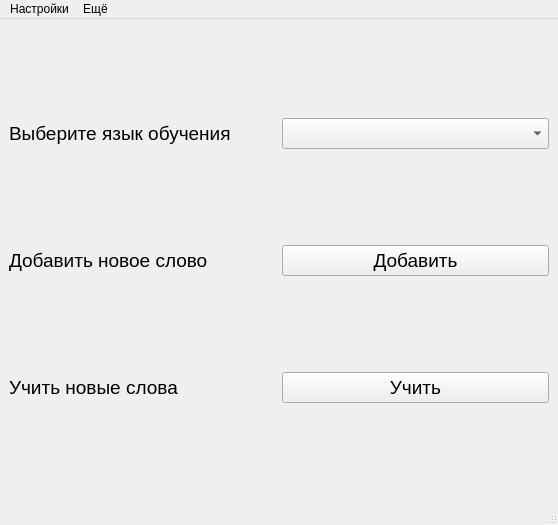
Sus-arch/MyProject, file design/lern.ui: the form before one commit.
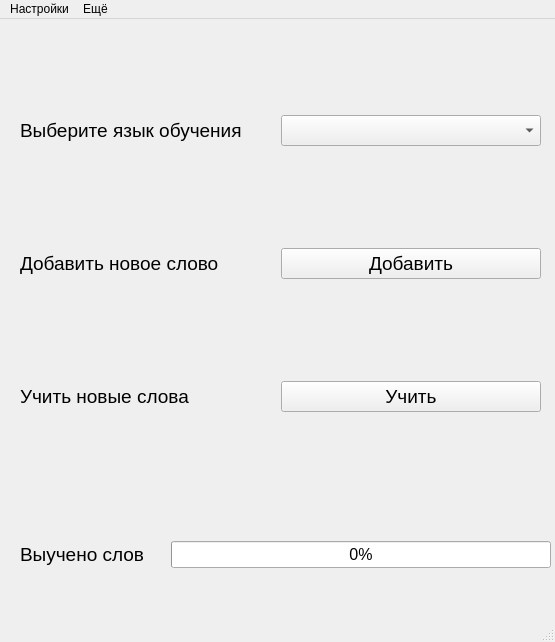
The form after the commit.

Diff of the .ui file:
```diff
--- a/design/lern.ui
+++ b/design/lern.ui
@@ -6,8 +6,8 @@
    <rect>
     <x>0</x>
     <y>0</y>
-    <width>558</width>
-    <height>525</height>
+    <width>555</width>
+    <height>642</height>
    </rect>
   </property>
   <property name="windowTitle">
@@ -16,8 +16,8 @@
   <widget class="QWidget" name="centralwidget">
    <property name="minimumSize">
     <size>
-     <width>558</width>
-     <height>484</height>
+     <width>555</width>
+     <height>600</height>
     </size>
    </property>
    <property name="mouseTracking">
@@ -35,9 +35,149 @@
    <property name="autoFillBackground">
     <bool>false</bool>
    </property>
+   <widget class="QWidget" name="horizontalLayoutWidget">
+    <property name="geometry">
+     <rect>
+      <x>20</x>
+      <y>480</y>
+      <width>531</width>
+      <height>111</height>
+     </rect>
+    </property>
    <layout class="QHBoxLayout" name="horizontalLayout">
     <item>
+      <widget class="QLabel" name="label_2">
+       <property name="font">
+        <font>
+         <pointsize>14</pointsize>
+        </font>
+       </property>
+       <property name="text">
+        <string>Выучено слов</string>
+       </property>
+      </widget>
+     </item>
+     <item>
+      <spacer name="horizontalSpacer">
+       <property name="orientation">
+        <enum>Qt::Horizontal</enum>
+       </property>
+       <property name="sizeType">
+        <enum>QSizePolicy::Preferred</enum>
+       </property>
+       <property name="sizeHint" stdset="0">
+        <size>
+         <width>20</width>
+         <height>20</height>
+        </size>
+       </property>
+      </spacer>
+     </item>
+     <item>
+      <widget class="QProgressBar" name="progress">
+       <property name="sizePolicy">
+        <sizepolicy hsizetype="Expanding" vsizetype="Fixed">
+         <horstretch>0</horstretch>
+         <verstretch>0</verstretch>
+        </sizepolicy>
+       </property>
+       <property name="font">
+        <font>
+         <pointsize>12</pointsize>
+        </font>
+       </property>
+       <property name="focusPolicy">
+        <enum>Qt::NoFocus</enum>
+       </property>
+       <property name="contextMenuPolicy">
+        <enum>Qt::DefaultContextMenu</enum>
+       </property>
+       <property name="acceptDrops">
+        <bool>false</bool>
+       </property>
+       <property name="autoFillBackground">
+        <bool>false</bool>
+       </property>
+       <property name="styleSheet">
+        <string notr="true"/>
+       </property>
+       <property name="minimum">
+        <number>0</number>
+       </property>
+       <property name="maximum">
+        <number>100</number>
+       </property>
+       <property name="value">
+        <number>0</number>
+       </property>
+       <property name="textVisible">
+        <bool>true</bool>
+       </property>
+       <property name="orientation">
+        <enum>Qt::Horizontal</enum>
+       </property>
+       <property name="invertedAppearance">
+        <bool>false</bool>
+       </property>
+       <property name="textDirection">
+        <enum>QProgressBar::TopToBottom</enum>
+       </property>
+      </widget>
+     </item>
+    </layout>
+   </widget>
+   <widget class="QWidget" name="layoutWidget">
+    <property name="geometry">
+     <rect>
+      <x>10</x>
+      <y>0</y>
+      <width>541</width>
+      <height>491</height>
+     </rect>
+    </property>
      <layout class="QGridLayout" name="gridLayout">
+     <property name="leftMargin">
+      <number>10</number>
+     </property>
+     <property name="topMargin">
+      <number>0</number>
+     </property>
+     <property name="rightMargin">
+      <number>10</number>
+     </property>
+     <property name="bottomMargin">
+      <number>0</number>
+     </property>
+     <property name="horizontalSpacing">
+      <number>0</number>
+     </property>
+     <property name="verticalSpacing">
+      <number>6</number>
+     </property>
+     <item row="2" column="1">
+      <widget class="QPushButton" name="lern_words">
+       <property name="font">
+        <font>
+         <pointsize>14</pointsize>
+        </font>
+       </property>
+       <property name="text">
+        <string>Учить</string>
+       </property>
+      </widget>
+     </item>
+     <item row="0" column="0">
+      <widget class="QLabel" name="label_3">
+       <property name="font">
+        <font>
+         <pointsize>14</pointsize>
+        </font>
+       </property>
+       <property name="text">
+        <string>Выберите язык обучения</string>
+       </property>
+      </widget>
+     </item>
       <item row="2" column="0">
        <widget class="QLabel" name="label">
         <property name="font">
@@ -50,6 +190,18 @@
         </property>
        </widget>
       </item>
+     <item row="1" column="1">
+      <widget class="QPushButton" name="add_new_word">
+       <property name="font">
+        <font>
+         <pointsize>14</pointsize>
+        </font>
+       </property>
+       <property name="text">
+        <string>Добавить</string>
+       </property>
+      </widget>
+     </item>
       <item row="1" column="0">
        <widget class="QLabel" name="label_4">
         <property name="font">
@@ -71,52 +223,15 @@
         </property>
        </widget>
       </item>
-      <item row="2" column="1">
-       <widget class="QPushButton" name="lern_words">
-        <property name="font">
-         <font>
-          <pointsize>14</pointsize>
-         </font>
-        </property>
-        <property name="text">
-         <string>Учить</string>
-        </property>
-       </widget>
-      </item>
-      <item row="1" column="1">
-       <widget class="QPushButton" name="add_new_word">
-        <property name="font">
-         <font>
-          <pointsize>14</pointsize>
-         </font>
-        </property>
-        <property name="text">
-         <string>Добавить</string>
-        </property>
-       </widget>
-      </item>
-      <item row="0" column="0">
-       <widget class="QLabel" name="label_3">
-        <property name="font">
-         <font>
-          <pointsize>14</pointsize>
-         </font>
-        </property>
-        <property name="text">
-         <string>Выберите язык обучения</string>
-        </property>
-       </widget>
-      </item>
-     </layout>
-    </item>
-   </layout>
+    </layout>
+   </widget>
   </widget>
   <widget class="QMenuBar" name="menubar">
    <property name="geometry">
     <rect>
      <x>0</x>
      <y>0</y>
-     <width>558</width>
+     <width>555</width>
      <height>21</height>
     </rect>
    </property>
```
Lines whose indentation alone changed are shown as unchanged.
